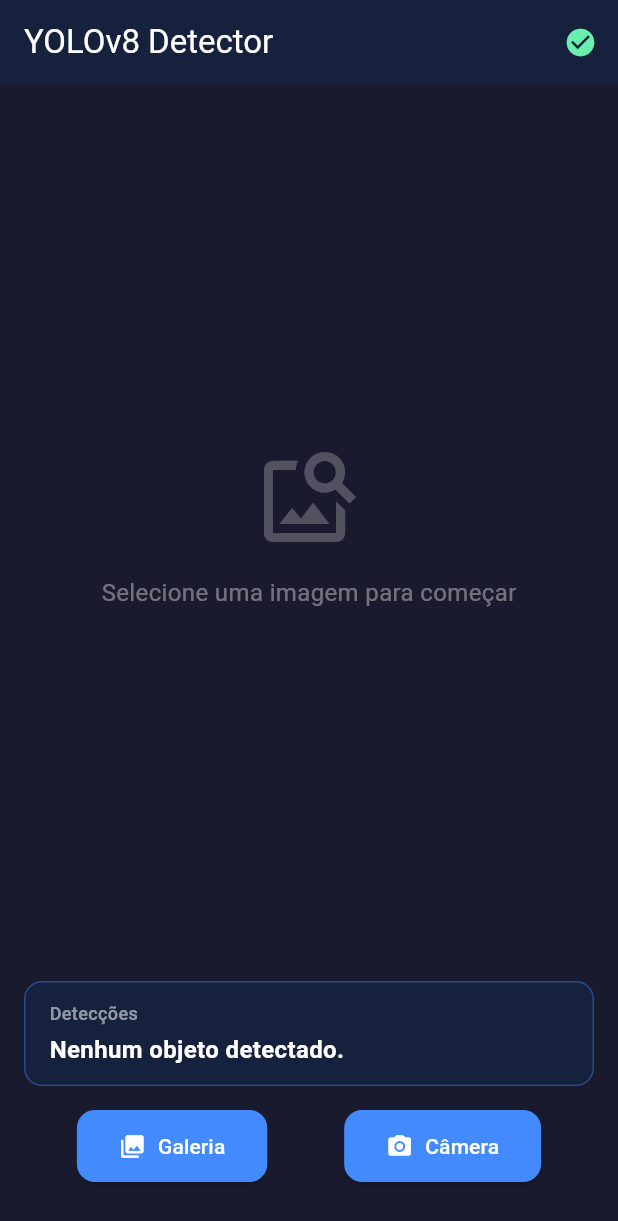
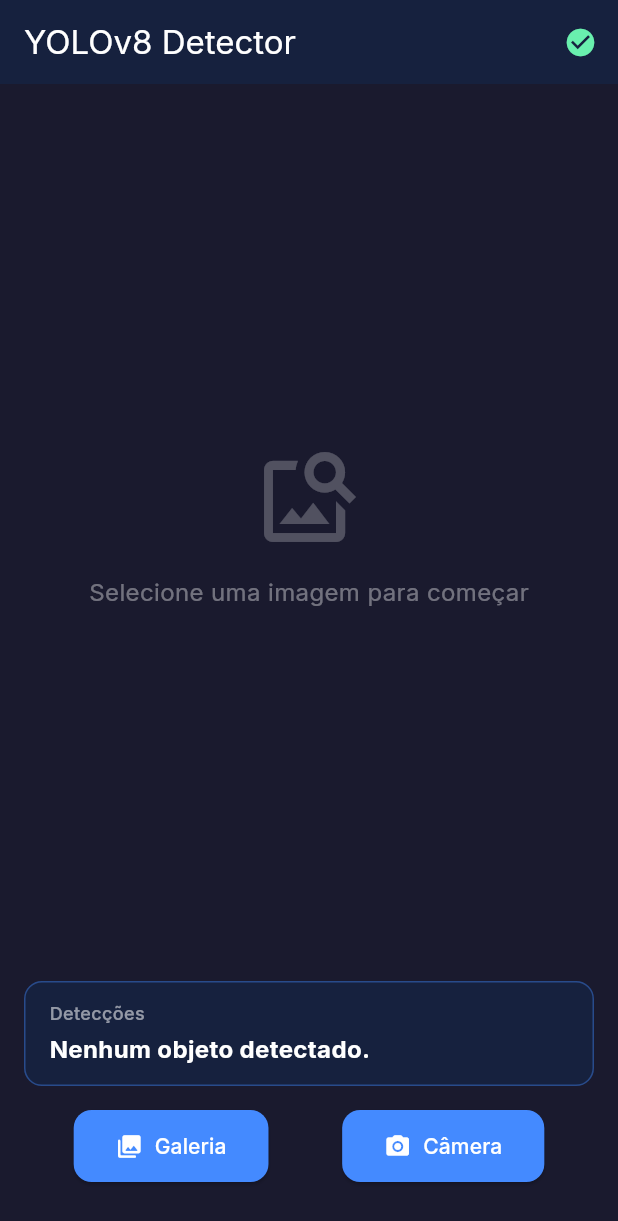
Before and after one commit to joao-Pedro26/App-teste-deteccao---Flutter, a Flutter app: the screen it shows after launch, on a phone screen of 412 x 824 dp. Shown: the top 1221 px of the screen. Run offline on Flutter 3.47's test engine with Material 3 defaults, Android fonts, the phone set to English and light mode, and no system bars; our stand-ins replace google_fonts, image_picker; missing offline and left inert: tflite_flutter; statements that could not run were skipped.

Commit message:
feat: wire AppTheme and FiscalizaApp ThemeMode wrapper
- Add FiscalizaApp StatefulWidget that owns ThemeMode state and wraps
  MaterialApp with AppTheme.light()/dark() and toggleTheme() logic
- Update main() to runApp(FiscalizaApp) instead of bare MaterialApp
- Update YoloApp to accept onToggleTheme and isDarkMode parameters
- Temporarily pass isDarkMode: true to BoundingBoxPainter (Task 10 TODO)
- Fix widget_test.dart call sites to supply the new required params

Co-Authored-By: Claude Opus 4.7 <noreply@anthropic.com>

```diff
--- a/lib/main.dart
+++ b/lib/main.dart
@@ -6,6 +6,7 @@ import 'package:image/image.dart' as img;
 import 'yolo_service.dart';
 import 'widgets/box_painter.dart';
 import 'widgets/manual_box_editor.dart';
+import 'theme/app_theme.dart';
 
 sealed class _EditAction {}
 
@@ -20,13 +21,49 @@ class _RemovedDetection extends _EditAction {
   _RemovedDetection(this.removed, this.originalIndex);
 }
 
-void main() => runApp(const MaterialApp(
-      home: YoloApp(),
+void main() => runApp(const FiscalizaApp());
+
+class FiscalizaApp extends StatefulWidget {
+  const FiscalizaApp({super.key});
+
+  @override
+  State<FiscalizaApp> createState() => _FiscalizaAppState();
+}
+
+class _FiscalizaAppState extends State<FiscalizaApp> {
+  ThemeMode _themeMode = ThemeMode.system;
+
+  void toggleTheme() {
+    setState(() {
+      _themeMode =
+          _themeMode == ThemeMode.dark ? ThemeMode.light : ThemeMode.dark;
+    });
+  }
+
+  @override
+  Widget build(BuildContext context) {
+    return MaterialApp(
+      theme: AppTheme.light(),
+      darkTheme: AppTheme.dark(),
+      themeMode: _themeMode,
       debugShowCheckedModeBanner: false,
-    ));
+      home: YoloApp(
+        onToggleTheme: toggleTheme,
+        isDarkMode: _themeMode == ThemeMode.dark,
+      ),
+    );
+  }
+}
 
 class YoloApp extends StatefulWidget {
-  const YoloApp({super.key});
+  final VoidCallback onToggleTheme;
+  final bool isDarkMode;
+
+  const YoloApp({
+    super.key,
+    required this.onToggleTheme,
+    required this.isDarkMode,
+  });
 
   @override
   State<YoloApp> createState() => _YoloAppState();
@@ -543,7 +580,10 @@ class _YoloAppState extends State<YoloApp> {
                                   // Bounding Boxes
                                   if (_results.isNotEmpty)
                                     CustomPaint(
-                                      painter: BoundingBoxPainter(_results),
+                                      painter: BoundingBoxPainter(
+                                        _results,
+                                        isDarkMode: true, // TODO Task 10: wire widget.isDarkMode
+                                      ),
                                     ),
                                   // Manual box editor overlay
                                   if (_isManualBoxActive && _manualBoxRect != null)
@@ -555,22 +595,6 @@ class _YoloAppState extends State<YoloApp> {
                                     CustomPaint(
                                       painter: _RegionSelectorPainter(_savedRegions, _draggingRegion),
                                     ),
-                                  // X buttons for each saved region
-                                  if (_isRegionMode || _awaitingRegionSelection)
-                                    for (int i = 0; i < _savedRegions.length; i++)
-                                      Positioned(
-                                        left: (_savedRegions[i].right * constraints.maxWidth - 16).clamp(0.0, constraints.maxWidth - 28),
-                                        top: (_savedRegions[i].top * constraints.maxHeight - 16).clamp(0.0, constraints.maxHeight - 28),
-                                        child: GestureDetector(
-                                          onTap: () => setState(() => _savedRegions.removeAt(i)),
-                                          child: Container(
-                                            width: 28,
-                                            height: 28,
-                                            decoration: const BoxDecoration(color: Colors.red, shape: BoxShape.circle),
-                                            child: const Icon(Icons.close, size: 16, color: Colors.white),
-                                          ),
-                                        ),
-                                      ),
                                   // Overlay de instrução
                                   if ((_awaitingRegionSelection || _isRegionMode) && !_isProcessing)
                                     Container(
@@ -608,6 +632,30 @@ class _YoloAppState extends State<YoloApp> {
                                         ),
                                       ),
                                     ),
+                                  // X buttons para excluir regiões (acima do overlay para receber toques)
+                                  if (_isRegionMode || _awaitingRegionSelection)
+                                    for (int i = 0; i < _savedRegions.length; i++)
+                                      Positioned(
+                                        left: (_savedRegions[i].right * constraints.maxWidth - 16).clamp(0.0, constraints.maxWidth - 28),
+                                        top: (_savedRegions[i].top * constraints.maxHeight - 16).clamp(0.0, constraints.maxHeight - 28),
+                                        child: GestureDetector(
+                                          behavior: HitTestBehavior.opaque,
+                                          onTap: () => setState(() {
+                                            final region = _savedRegions.removeAt(i);
+                                            _results.removeWhere((r) {
+                                              final cx = (r.location.left + r.location.right) / 2;
+                                              final cy = (r.location.top + r.location.bottom) / 2;
+                                              return region.contains(Offset(cx, cy));
+                                            });
+                                          }),
+                                          child: Container(
+                                            width: 32,
+                                            height: 32,
+                                            decoration: const BoxDecoration(color: Colors.red, shape: BoxShape.circle),
+                                            child: const Icon(Icons.close, size: 18, color: Colors.white),
+                                          ),
+                                        ),
+                                      ),
                                   if (_isEditMode && !_isProcessing && !_isManualBoxActive)
                                     Container(
                                       color: Colors.black26,
```
Also changed, not shown: 1 other file.
